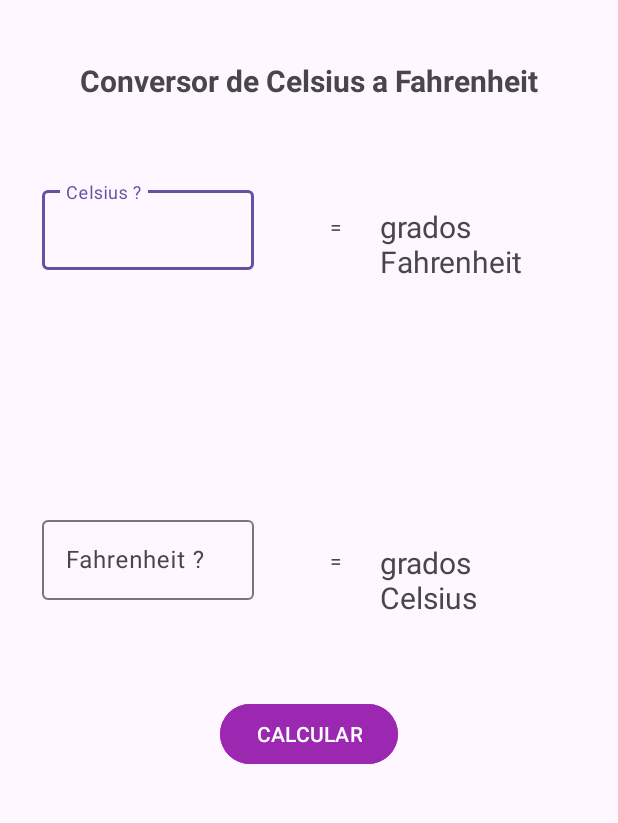
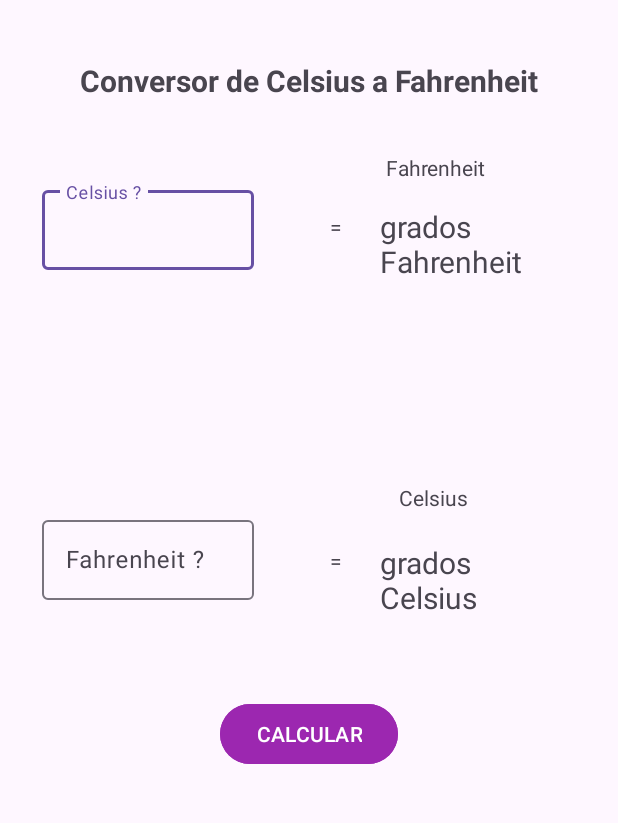
Before and after one commit to alberdsp/AndroidCovid19, an Android app: the fragment ConversorFragment shown on its own in the app's theme, on a phone screen of 412 x 824 dp, the part 99-922 px from its top. Run offline under Robolectric (Android 15) with nearby library versions, the phone set to English and light mode, and no system bars; Roboto replaces fonts that are not available here.

Commit message:
refactorizado codigo y solucionado temperatura, finalizadapractica

```diff
--- a/app/src/main/AndroidManifest.xml
+++ b/app/src/main/AndroidManifest.xml
@@ -18,11 +18,9 @@
         <activity
             android:name=".views.MainActivityNav"
             android:exported="false"
-            android:label="@string/title_activity_main2"
+            android:label="MainActivityNav"
             android:theme="@style/Theme.Covid19App.NoActionBar" />
-        <activity
-            android:name=".views.MenuActivity"
-            android:exported="false" />
+
         <activity
             android:name=".views.MainActivity"
             android:exported="true" >
--- a/app/src/main/java/com/example/covid_19app/views/ui/home/HomeFragment.java
+++ b/app/src/main/java/com/example/covid_19app/views/ui/home/HomeFragment.java
@@ -12,7 +12,9 @@ import androidx.lifecycle.ViewModelProvider;
 
 import com.example.covid_19app.adapters.UserAdapter;
 import com.example.covid_19app.controllers.ApiGetListController;
+
 import com.example.covid_19app.databinding.FragmentHomeBinding;
+
 import com.example.covid_19app.models.ApiRespuesta;
 import com.example.covid_19app.models.Users;
 import com.google.android.material.snackbar.Snackbar;
@@ -33,6 +35,9 @@ public class HomeFragment extends Fragment implements ApiGetListController.Callb
     private List<Users> usersList;
     private UserAdapter adapter;
 
+
+
+    // método para crear la vista del fragmento hacemos binding de la vista
     public View onCreateView(@NonNull LayoutInflater inflater,
                              ViewGroup container, Bundle savedInstanceState) {
         HomeViewModel homeViewModel =
--- a/app/src/main/res/layout-land/fragment_conversor.xml
+++ b/app/src/main/res/layout-land/fragment_conversor.xml
@@ -8,6 +8,42 @@
     tools:context=".views.ui.conversor.ConversorFragment">
 
     <!-- TODO: Update blank fragment layout -->
+
+    <TextView
+        android:id="@+id/textView10"
+        android:layout_width="wrap_content"
+        android:layout_height="wrap_content"
+        android:layout_marginEnd="112dp"
+        android:text="Celsius"
+        app:layout_constraintBottom_toTopOf="@+id/textViewCelsius"
+        app:layout_constraintEnd_toEndOf="parent"
+        app:layout_constraintTop_toBottomOf="@+id/textViewFahrenheit"
+        app:layout_constraintVertical_bias="0.868" />
+
+    <TextView
+        android:id="@+id/labelFahren2"
+        android:layout_width="wrap_content"
+        android:layout_height="wrap_content"
+        android:layout_marginBottom="16dp"
+        android:text="Fahrenheit"
+        app:layout_constraintBottom_toTopOf="@+id/textViewFahrenheit"
+        app:layout_constraintEnd_toEndOf="parent"
+        app:layout_constraintHorizontal_bias="0.293"
+        app:layout_constraintStart_toStartOf="parent"
+        app:layout_constraintTop_toBottomOf="@+id/textViewConversorEtiqueta"
+        app:layout_constraintVertical_bias="1.0" />
+
+    <TextView
+        android:id="@+id/textView7"
+        android:layout_width="93dp"
+        android:layout_height="33dp"
+        android:layout_marginTop="12dp"
+        android:layout_marginEnd="64dp"
+        android:text="Celsius"
+        app:layout_constraintBottom_toTopOf="@+id/textViewCelsius"
+        app:layout_constraintEnd_toEndOf="parent"
+        app:layout_constraintTop_toBottomOf="@+id/buttonCalcular"
+        app:layout_constraintVertical_bias="0.785" />
 
     <TextView
         android:id="@+id/textViewTitulo"
@@ -125,7 +161,7 @@
         app:layout_constraintHorizontal_bias="0.913"
         app:layout_constraintStart_toStartOf="parent"
         app:layout_constraintTop_toTopOf="parent"
-        app:layout_constraintVertical_bias="0.283" />
+        app:layout_constraintVertical_bias="0.217" />
 
     <TextView
         android:id="@+id/textViewIgual"
--- a/app/src/main/res/layout/fragment_conversor.xml
+++ b/app/src/main/res/layout/fragment_conversor.xml
@@ -163,4 +163,27 @@
         app:layout_constraintStart_toEndOf="@+id/textViewIgual"
         app:layout_constraintTop_toBottomOf="@+id/textViewConversorEtiqueta" />
 
+    <TextView
+        android:id="@+id/labelFahren"
+        android:layout_width="wrap_content"
+        android:layout_height="wrap_content"
+        android:layout_marginEnd="88dp"
+        android:layout_marginBottom="16dp"
+        android:text="Fahrenheit"
+        app:layout_constraintBottom_toTopOf="@+id/textViewFahrenheit"
+        app:layout_constraintEnd_toEndOf="parent"
+        app:layout_constraintTop_toBottomOf="@+id/textViewConversorEtiqueta"
+        app:layout_constraintVertical_bias="1.0" />
+
+    <TextView
+        android:id="@+id/textView9"
+        android:layout_width="wrap_content"
+        android:layout_height="wrap_content"
+        android:layout_marginEnd="100dp"
+        android:text="Celsius"
+        app:layout_constraintBottom_toTopOf="@+id/textViewCelsius"
+        app:layout_constraintEnd_toEndOf="parent"
+        app:layout_constraintTop_toBottomOf="@+id/textViewFahrenheit"
+        app:layout_constraintVertical_bias="0.868" />
+
 </androidx.constraintlayout.widget.ConstraintLayout>
```
Also changed, not shown: app/src/main/java/com/example/covid_19app/views/ui/informe/InformeFragment.java (+30 -23 lines), app/src/main/res/drawable/ic_menu_gallery.xml (deleted, +0 -9 lines), app/src/main/res/drawable/ic_menu_inicio.xml (deleted, +0 -12 lines), app/src/main/res/drawable/ic_menu_slideshow.xml (deleted, +0 -9 lines).
